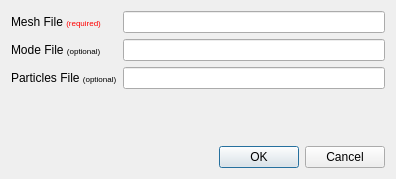
wildmichael/ParaView3-enhancements-old, file Plugins/SLACTools/pqSLACDataLoadManager.ui: the form before one commit.
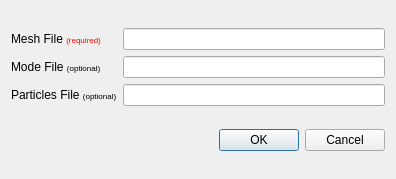
The form after the commit. Custom widgets are drawn as their Qt base class.

Commit message: ENH: Use grid layout instead of form layout so that it still works with Qt 4.3.

What changed in the file:
```diff
--- a/Plugins/SLACTools/pqSLACDataLoadManager.ui
+++ b/Plugins/SLACTools/pqSLACDataLoadManager.ui
@@ -15,7 +15,7 @@
   </property>
   <layout class="QVBoxLayout" name="verticalLayout">
    <item>
-    <layout class="QFormLayout" name="formLayout">
+    <layout class="QGridLayout" name="gridLayout">
      <item row="0" column="0">
       <widget class="QLabel" name="label">
        <property name="text">
```
